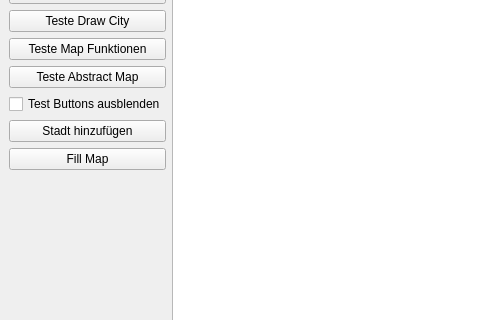
First picture: the form in V09/Streetplanner/mainwindow.ui, repository yzaimoglu/rwth-pi1, before the edit; both pictures show x 0 to 480 and y 94 to 414 of the 800 by 600 pixel window.
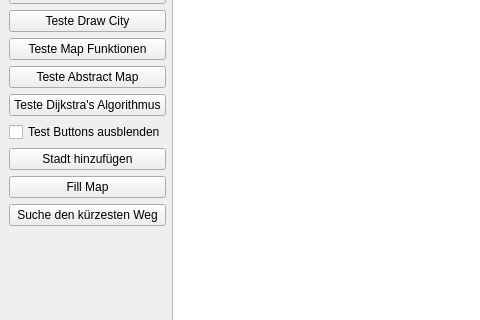
Second picture: the form after the edit.

What changed in the file:
```diff
--- a/V09/Streetplanner/mainwindow.ui
+++ b/V09/Streetplanner/mainwindow.ui
@@ -18,10 +18,10 @@
     <property name="verticalSpacing">
      <number>-1</number>
     </property>
-    <item row="0" column="0">
-     <widget class="QLabel" name="label_eingabe">
+    <item row="3" column="0">
+     <widget class="QPushButton" name="pushButton_teste_draw_city">
       <property name="text">
-       <string>Ihre Eingabe</string>
+       <string>Teste Draw City</string>
       </property>
      </widget>
     </item>
@@ -38,6 +38,16 @@
       </property>
      </widget>
     </item>
+    <item row="0" column="0">
+     <widget class="QLabel" name="label_eingabe">
+      <property name="text">
+       <string>Ihre Eingabe</string>
+      </property>
+     </widget>
+    </item>
+    <item row="0" column="2" rowspan="12">
+     <widget class="QGraphicsView" name="graphicsView"/>
+    </item>
     <item row="4" column="0">
      <widget class="QPushButton" name="pushButton_teste_map_functions">
       <property name="text">
@@ -45,7 +55,7 @@
       </property>
      </widget>
     </item>
-    <item row="9" column="0">
+    <item row="11" column="0">
      <spacer name="verticalSpacer">
       <property name="orientation">
        <enum>Qt::Vertical</enum>
@@ -58,20 +68,6 @@
       </property>
      </spacer>
     </item>
-    <item row="7" column="0">
-     <widget class="QPushButton" name="pushButton_add_city_dialog">
-      <property name="text">
-       <string>Stadt hinzufügen</string>
-      </property>
-     </widget>
-    </item>
-    <item row="8" column="0">
-     <widget class="QPushButton" name="pushButton_mapio_map_fill">
-      <property name="text">
-       <string>Fill Map</string>
-      </property>
-     </widget>
-    </item>
     <item row="2" column="0">
      <widget class="QPushButton" name="pushButton_teste_was">
       <property name="toolTip">
@@ -82,20 +78,10 @@
       </property>
      </widget>
     </item>
-    <item row="0" column="2" rowspan="10">
-     <widget class="QGraphicsView" name="graphicsView"/>
-    </item>
-    <item row="3" column="0">
-     <widget class="QPushButton" name="pushButton_teste_draw_city">
+    <item row="8" column="0">
+     <widget class="QPushButton" name="pushButton_add_city_dialog">
       <property name="text">
-       <string>Teste Draw City</string>
-      </property>
-     </widget>
-    </item>
-    <item row="6" column="0">
-     <widget class="QCheckBox" name="checkBox_test_buttons_ausblenden">
-      <property name="text">
-       <string>Test Buttons ausblenden</string>
+       <string>Stadt hinzufügen</string>
       </property>
      </widget>
     </item>
@@ -106,6 +92,34 @@
       </property>
      </widget>
     </item>
+    <item row="9" column="0">
+     <widget class="QPushButton" name="pushButton_mapio_map_fill">
+      <property name="text">
+       <string>Fill Map</string>
+      </property>
+     </widget>
+    </item>
+    <item row="7" column="0">
+     <widget class="QCheckBox" name="checkBox_test_buttons_ausblenden">
+      <property name="text">
+       <string>Test Buttons ausblenden</string>
+      </property>
+     </widget>
+    </item>
+    <item row="6" column="0">
+     <widget class="QPushButton" name="pushButton_teste_dijkstra_algorithm">
+      <property name="text">
+       <string>Teste Dijkstra's Algorithmus</string>
+      </property>
+     </widget>
+    </item>
+    <item row="10" column="0">
+     <widget class="QPushButton" name="pushButton_dijkstra_dialog">
+      <property name="text">
+       <string>Suche den kürzesten Weg</string>
+      </property>
+     </widget>
+    </item>
    </layout>
   </widget>
   <widget class="QMenuBar" name="menubar">
```
